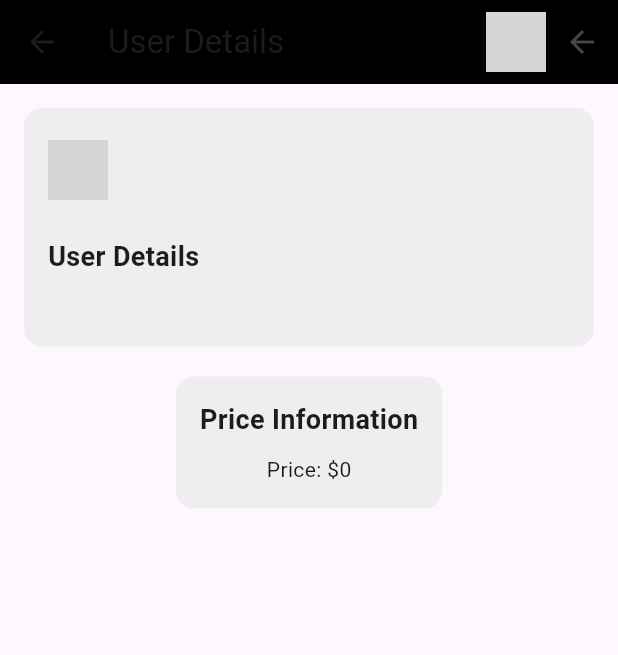
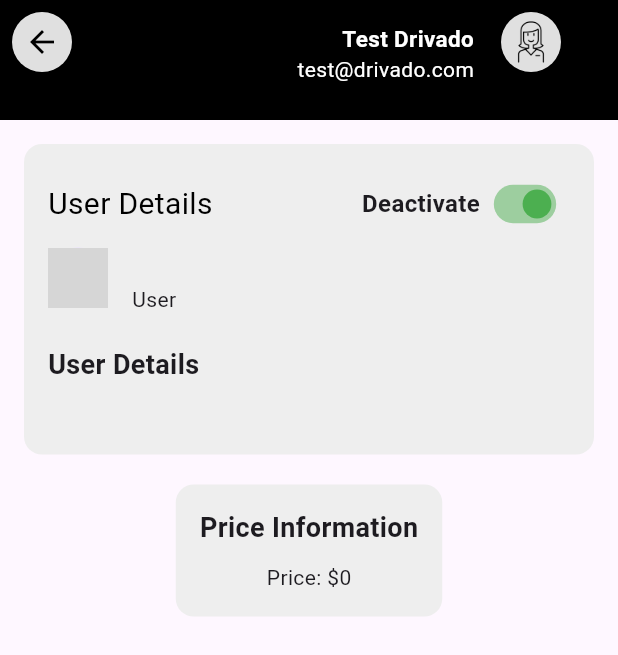
Before and after one commit to riyagithub20/drivado_test_app, a Flutter app: the UserDetailsScreen screen opened directly with empty values, on a phone screen of 412 x 824 dp. Shown: the top 655 px of the screen. Run offline on Flutter 3.47's test engine with Material 3 defaults, Android fonts, the phone set to English and light mode, and no system bars; network calls fail; grey boxes are pictures that could not be loaded.

Commit message:
working on user details screen

```diff
--- a/lib/screens/dashboard_screen.dart
+++ b/lib/screens/dashboard_screen.dart
@@ -54,7 +54,16 @@ class _DashboardScreenState extends State<DashboardScreen> {
               children: [
                 CircleAvatar(
                   backgroundColor: Colors.grey.shade300,
-                  child: const Icon(Icons.person, color: Colors.black),
+                  child: Image.asset(
+                    'assets/images/profile.png',
+                    color: Colors.black,
+                    width: 34,
+                    height: 34,
+                    errorBuilder: (context, error, stackTrace) {
+                      return const Text('Image not found!',
+                          style: TextStyle(color: Colors.white));
+                    },
+                  ),
                 ),
                 const SizedBox(width: 10),
                 const Column(
@@ -105,7 +114,7 @@ class _DashboardScreenState extends State<DashboardScreen> {
           ],
         ),
         bottom: PreferredSize(
-          preferredSize: const Size.fromHeight(60),
+          preferredSize: const Size.fromHeight(80),
           child: Padding(
             padding:
                 const EdgeInsets.symmetric(horizontal: 16.0, vertical: 8.0),
--- a/lib/screens/user_details_screen.dart
+++ b/lib/screens/user_details_screen.dart
@@ -9,20 +9,72 @@ class UserDetailsScreen extends StatelessWidget {
   @override
   Widget build(BuildContext context) {
     return Scaffold(
-      appBar: AppBar(
-        backgroundColor: Colors.black,
-        title: const Text('User Details'),
-        actions: [
-          CircleAvatar(
-            backgroundImage: NetworkImage(user.avatar ?? ''),
+      appBar: PreferredSize(
+        preferredSize: const Size.fromHeight(80),
+        child: AppBar(
+          leading: Padding(
+            padding: const EdgeInsets.all(8.0),
+            child: CircleAvatar(
+              backgroundColor: Colors.grey.shade300,
+              child: IconButton(
+                icon: const Icon(
+                  Icons.arrow_back,
+                  color: Colors.black,
                 ),
-          IconButton(
-            icon: const Icon(Icons.arrow_back),
                 onPressed: () {
                   Navigator.pop(context);
                 },
               ),
+            ),
+          ),
+          backgroundColor: Colors.black,
+          actions: [
+            Row(
+              mainAxisAlignment: MainAxisAlignment.spaceBetween,
+              children: [
+                Row(
+                  children: [
+                    const Column(
+                      crossAxisAlignment: CrossAxisAlignment.end,
+                      mainAxisAlignment: MainAxisAlignment.end,
+                      children: [
+                        Text(
+                          "Test Drivado",
+                          style: TextStyle(
+                              color: Colors.white,
+                              fontSize: 15,
+                              fontWeight: FontWeight.bold),
+                        ),
+                        Text(
+                          "test@drivado.com",
+                          style: TextStyle(color: Colors.white, fontSize: 14),
+                        ),
                       ],
+                    ),
+                    const SizedBox(width: 10),
+                    Padding(
+                      padding: const EdgeInsets.all(8.0),
+                      child: CircleAvatar(
+                        backgroundColor: Colors.grey.shade300,
+                        child: Image.asset(
+                          'assets/images/profile.png',
+                          color: Colors.black,
+                          width: 34,
+                          height: 34,
+                          errorBuilder: (context, error, stackTrace) {
+                            return const Text('Image not found!',
+                                style: TextStyle(color: Colors.white));
+                          },
+                        ),
+                      ),
+                    ),
+                    const SizedBox(width: 30),
+                  ],
+                ),
+              ],
+            ),
+          ],
+        ),
       ),
       body: Column(
         children: [
@@ -40,6 +92,39 @@ class UserDetailsScreen extends StatelessWidget {
                     child: Column(
                       children: [
                         Row(
+                          mainAxisAlignment: MainAxisAlignment.spaceBetween,
+                          children: [
+                            const Text(
+                              'User Details',
+                              style: TextStyle(
+                                color: Colors.black,
+                                fontSize: 20,
+                              ),
+                            ),
+                            Row(
+                              mainAxisAlignment: MainAxisAlignment.spaceBetween,
+                              children: [
+                                const Text(
+                                  'Deactivate', // Before the toggle
+                                  style: TextStyle(
+                                    fontSize: 16,
+                                    fontWeight: FontWeight.bold,
+                                  ),
+                                ),
+                                Transform.scale(
+                                  scale: 0.8,
+                                  child: Switch(
+                                    value: true,
+                                    onChanged: (bool newValue) {},
+                                    activeColor: Colors.green,
+                                    inactiveThumbColor: Colors.grey.shade400,
+                                  ),
+                                ),
+                              ],
+                            )
+                          ],
+                        ),
+                        Row(
                           children: [
                             CircleAvatar(
                               backgroundImage: NetworkImage(user.avatar ?? ''),
@@ -54,15 +139,20 @@ class UserDetailsScreen extends StatelessWidget {
                                       fontWeight: FontWeight.bold,
                                       fontSize: 20),
                                 ),
+                                Row(
+                                  children: [
+                                    const Text("User "),
                                     Text(user.email ?? ''),
                                   ],
                                 ),
                               ],
                             ),
+                          ],
+                        ),
                         const SizedBox(height: 20),
-                        Row(
+                        const Row(
                           children: [
-                            const Text(
+                            Text(
                               'User Details',
                               style: TextStyle(
                                   fontWeight: FontWeight.bold, fontSize: 18),
```
Also changed, not shown: assets/images/profile.png (added). Lines whose indentation alone changed are shown as unchanged.
